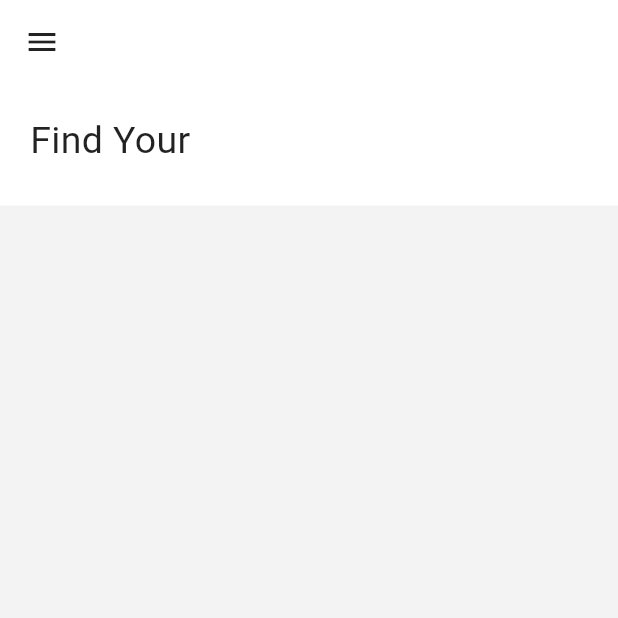
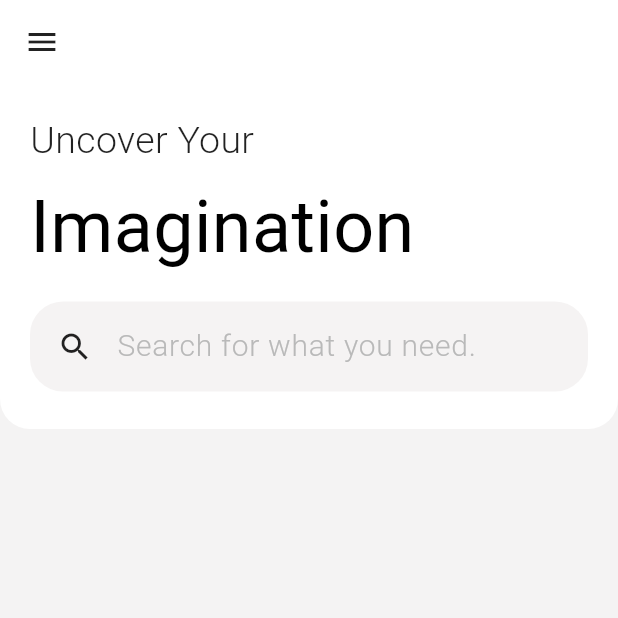
Before and after one commit to meetshaheer/Flutter-inspiration-UI-and-animation, a Flutter app: the screen it shows after launch, on a phone screen of 412 x 824 dp, the top half of it. Run offline on Flutter 3.47's test engine with Material 3 defaults, Android fonts, the light colour scheme and no system bars.

Commit message:
updated with upper section desing

```diff
--- a/inspiration/lib/InspirationApp.dart
+++ b/inspiration/lib/InspirationApp.dart
@@ -26,18 +26,44 @@ class InspirationApp extends StatelessWidget {
             width: double.infinity,
             padding: const EdgeInsets.all(20.0),
             decoration: const BoxDecoration(
-              color: Colors.white,
-            ),
-            child: const Column(
+                color: Colors.white, borderRadius: BorderRadius.vertical(bottom: Radius.circular(20))),
+            child: Column(
               crossAxisAlignment: CrossAxisAlignment.start,
               children: [
-                Text(
-                  "Find Your",
-                  style: TextStyle(color: Colors.black87, fontSize: 25),
+                const Text(
+                  "Uncover Your",
+                  style: TextStyle(color: Colors.black87, fontSize: 25, fontWeight: FontWeight.w300),
+                ),
+                const SizedBox(
+                  height: 5,
+                ),
+                const Text(
+                  "Imagination",
+                  style: TextStyle(color: Colors.black, fontSize: 48, fontWeight: FontWeight.w400),
+                ),
+                SizedBox(
+                  height: 15,
+                ),
+                Container(
+                  decoration: BoxDecoration(
+                      borderRadius: BorderRadius.circular(22), color: const Color.fromRGBO(245, 243, 243, 1)),
+                  padding: const EdgeInsets.all(6),
+                  child: const TextField(
+                    decoration: InputDecoration(
+                      border: InputBorder.none,
+                      hintText: "Search for what you need.",
+                      hintStyle: TextStyle(
+                          color: Color.fromARGB(255, 185, 185, 185), fontSize: 20, fontWeight: FontWeight.w300),
+                      prefixIcon: Icon(
+                        Icons.search,
+                        color: Colors.black87,
+                      ),
+                    ),
+                  ),
                 ),
                 SizedBox(
                   height: 5,
-                ),
+                )
               ],
             ),
           )
```
